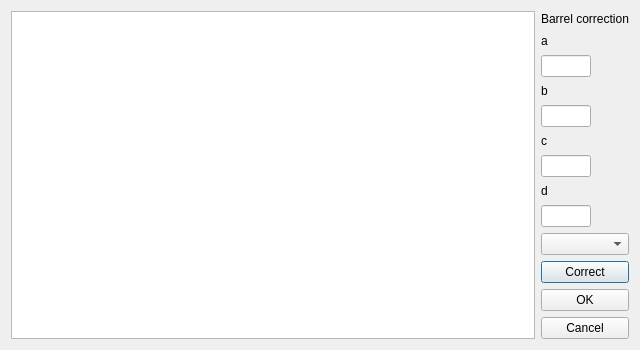
lukasz-madon/geomdef, file barreldialog.ui: the form before one commit.
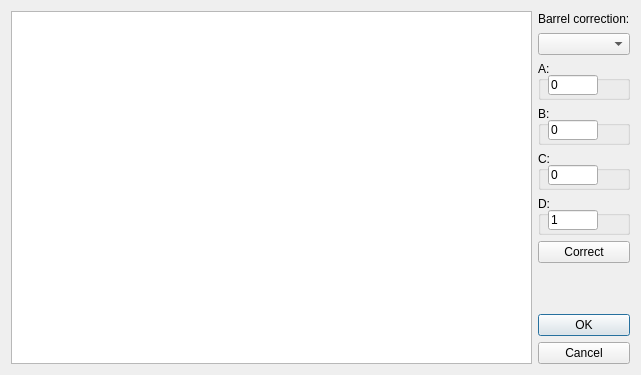
The form after the commit.

```diff
--- a/barreldialog.ui
+++ b/barreldialog.ui
@@ -6,18 +6,36 @@
    <rect>
     <x>0</x>
     <y>0</y>
-    <width>640</width>
-    <height>350</height>
+    <width>641</width>
+    <height>375</height>
    </rect>
   </property>
+  <property name="sizePolicy">
+   <sizepolicy hsizetype="Preferred" vsizetype="Preferred">
+    <horstretch>0</horstretch>
+    <verstretch>0</verstretch>
+   </sizepolicy>
+  </property>
+  <property name="minimumSize">
+   <size>
+    <width>641</width>
+    <height>375</height>
+   </size>
+  </property>
+  <property name="maximumSize">
+   <size>
+    <width>641</width>
+    <height>375</height>
+   </size>
+  </property>
   <property name="windowTitle">
    <string>Dialog</string>
   </property>
   <layout class="QGridLayout" name="gridLayout">
-   <item row="0" column="0" rowspan="13">
+   <item row="0" column="0" rowspan="15">
     <widget class="QGraphicsView" name="graphicsView"/>
    </item>
-   <item row="0" column="1">
+   <item row="0" column="2">
     <widget class="QLabel" name="label">
      <property name="maximumSize">
       <size>
@@ -26,35 +44,50 @@
       </size>
      </property>
      <property name="text">
-      <string>Barrel correction</string>
+      <string>Barrel correction:</string>
      </property>
     </widget>
    </item>
-   <item row="1" column="1">
-    <widget class="QLabel" name="label_3">
+   <item row="13" column="2">
+    <widget class="QPushButton" name="pushButton_2">
      <property name="maximumSize">
       <size>
-       <width>50</width>
+       <width>130</width>
        <height>16777215</height>
       </size>
      </property>
      <property name="text">
-      <string>a</string>
+      <string>OK</string>
      </property>
     </widget>
    </item>
-   <item row="2" column="1">
+   <item row="14" column="2">
+    <widget class="QPushButton" name="pushButton">
+     <property name="maximumSize">
+      <size>
+       <width>130</width>
+       <height>16777215</height>
+      </size>
+     </property>
+     <property name="text">
+      <string>Cancel</string>
+     </property>
+    </widget>
+   </item>
+   <item row="2" column="2" rowspan="2">
+    <widget class="QGroupBox" name="groupBox_4">
+     <property name="title">
+      <string>A:</string>
+     </property>
     <widget class="QLineEdit" name="lineEdit">
-     <property name="maximumSize">
-      <size>
+      <property name="geometry">
+       <rect>
+        <x>10</x>
+        <y>14</y>
        <width>50</width>
-       <height>16777215</height>
-      </size>
-     </property>
-    </widget>
-   </item>
-   <item row="3" column="1">
-    <widget class="QLabel" name="label_2">
+        <height>20</height>
+       </rect>
+      </property>
      <property name="maximumSize">
       <size>
        <width>50</width>
@@ -62,22 +95,35 @@
       </size>
      </property>
      <property name="text">
-      <string>b</string>
-     </property>
-    </widget>
+       <string>0</string>
+      </property>
+     </widget>
+    </widget>
    </item>
-   <item row="4" column="1">
+   <item row="1" column="2">
+    <widget class="QComboBox" name="comboBox">
+     <property name="maximumSize">
+      <size>
+       <width>130</width>
+       <height>16777215</height>
+      </size>
+     </property>
+    </widget>
+   </item>
+   <item row="4" column="2" rowspan="2">
+    <widget class="QGroupBox" name="groupBox_3">
+     <property name="title">
+      <string>B:</string>
+     </property>
     <widget class="QLineEdit" name="lineEdit_2">
-     <property name="maximumSize">
-      <size>
+      <property name="geometry">
+       <rect>
+        <x>10</x>
+        <y>14</y>
        <width>50</width>
-       <height>16777215</height>
-      </size>
-     </property>
-    </widget>
-   </item>
-   <item row="5" column="1">
-    <widget class="QLabel" name="label_5">
+        <height>20</height>
+       </rect>
+      </property>
      <property name="maximumSize">
       <size>
        <width>50</width>
@@ -85,22 +131,25 @@
       </size>
      </property>
      <property name="text">
-      <string>c</string>
-     </property>
+       <string>0</string>
+      </property>
+     </widget>
     </widget>
    </item>
-   <item row="6" column="1">
+   <item row="6" column="2" rowspan="2">
+    <widget class="QGroupBox" name="groupBox_2">
+     <property name="title">
+      <string>C:</string>
+     </property>
     <widget class="QLineEdit" name="lineEdit_3">
-     <property name="maximumSize">
-      <size>
+      <property name="geometry">
+       <rect>
+        <x>10</x>
+        <y>14</y>
        <width>50</width>
-       <height>16777215</height>
-      </size>
-     </property>
-    </widget>
-   </item>
-   <item row="7" column="1">
-    <widget class="QLabel" name="label_4">
+        <height>20</height>
+       </rect>
+      </property>
      <property name="maximumSize">
       <size>
        <width>50</width>
@@ -108,31 +157,38 @@
       </size>
      </property>
      <property name="text">
-      <string>d</string>
-     </property>
+       <string>0</string>
+      </property>
+     </widget>
     </widget>
    </item>
-   <item row="8" column="1">
+   <item row="8" column="2" rowspan="2">
+    <widget class="QGroupBox" name="groupBox">
+     <property name="title">
+      <string>D:</string>
+     </property>
     <widget class="QLineEdit" name="lineEdit_4">
-     <property name="maximumSize">
-      <size>
+      <property name="geometry">
+       <rect>
+        <x>10</x>
+        <y>14</y>
        <width>50</width>
-       <height>16777215</height>
-      </size>
-     </property>
-    </widget>
-   </item>
-   <item row="9" column="1">
-    <widget class="QComboBox" name="comboBox">
+        <height>20</height>
+       </rect>
+      </property>
      <property name="maximumSize">
       <size>
-       <width>130</width>
+        <width>50</width>
        <height>16777215</height>
       </size>
      </property>
-    </widget>
+      <property name="text">
+       <string>1</string>
+      </property>
+     </widget>
+    </widget>
    </item>
-   <item row="10" column="1">
+   <item row="10" column="2">
     <widget class="QPushButton" name="pushButton_3">
      <property name="maximumSize">
       <size>
@@ -145,32 +201,6 @@
      </property>
     </widget>
    </item>
-   <item row="11" column="1">
-    <widget class="QPushButton" name="pushButton_2">
-     <property name="maximumSize">
-      <size>
-       <width>130</width>
-       <height>16777215</height>
-      </size>
-     </property>
-     <property name="text">
-      <string>OK</string>
-     </property>
-    </widget>
-   </item>
-   <item row="12" column="1">
-    <widget class="QPushButton" name="pushButton">
-     <property name="maximumSize">
-      <size>
-       <width>130</width>
-       <height>16777215</height>
-      </size>
-     </property>
-     <property name="text">
-      <string>Cancel</string>
-     </property>
-    </widget>
-   </item>
   </layout>
  </widget>
  <resources/>
```
Lines whose indentation alone changed are shown as unchanged.
